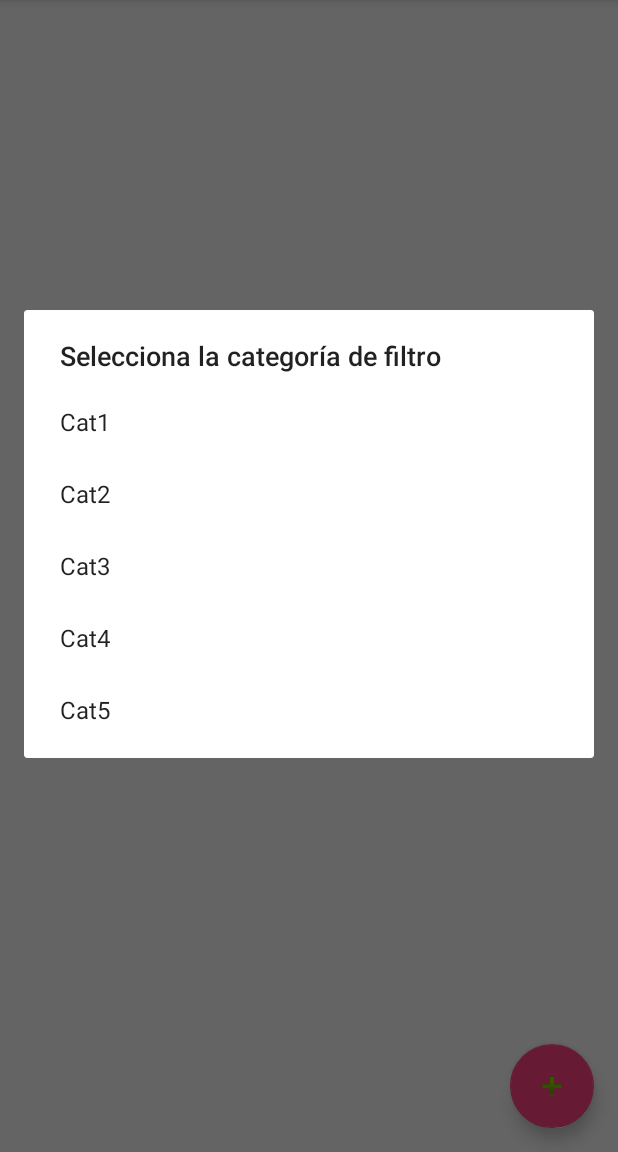
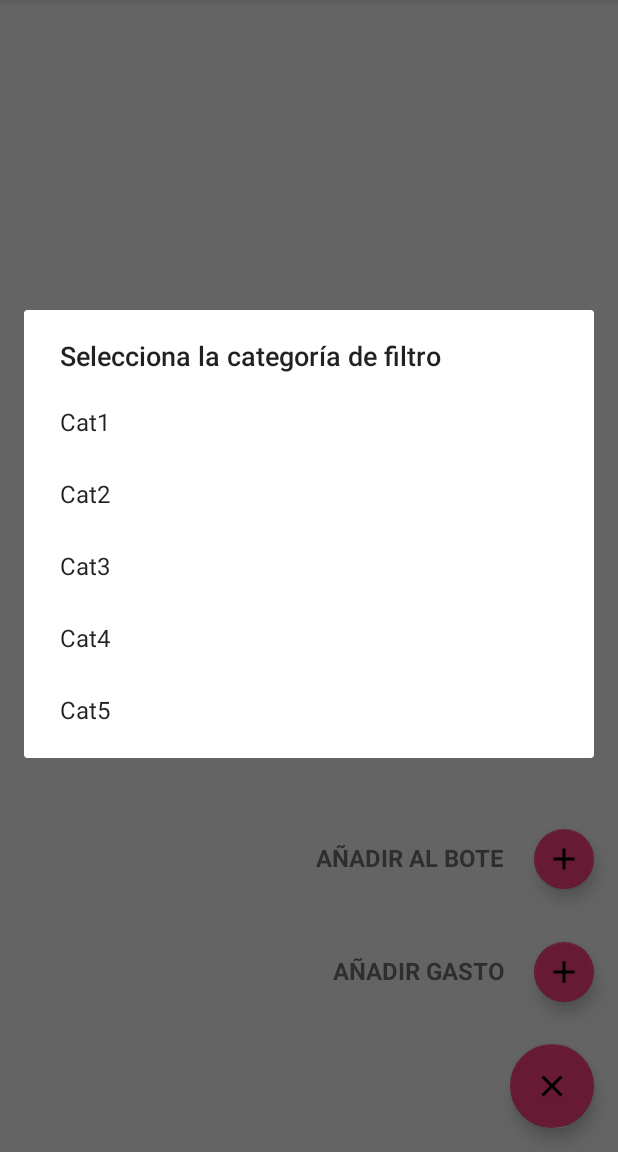
Before and after one commit to Ibericoders/Control-Gastos, an Android app: the screen it shows after launch (MainActivity), in the options menu, after a tap on "Filtrar", on a phone screen of 412 x 824 dp, the part 84-1236 px from its top. Run offline under Robolectric (Android 15) with nearby library versions, the phone set to English and light mode, and no system bars.

Commit message:
Mejorada UI, Preparación para añadir el Bote, Limpieza de código

```diff
--- a/app/build.gradle
+++ b/app/build.gradle
@@ -10,6 +10,7 @@ android {
         versionCode 1
         versionName "1.0"
         testInstrumentationRunner "android.support.test.runner.AndroidJUnitRunner"
+        android.defaultConfig.vectorDrawables.useSupportLibrary=true
     }
     buildTypes {
         release {
--- a/app/src/main/java/com/ibericoders/controlgastos/MainActivity.java
+++ b/app/src/main/java/com/ibericoders/controlgastos/MainActivity.java
@@ -10,6 +10,7 @@ import android.os.AsyncTask;
 import android.os.Build;
 import android.os.Environment;
 import android.os.Parcel;
+import android.support.design.widget.FloatingActionButton;
 import android.support.v4.app.ActivityCompat;
 import android.support.v4.content.ContextCompat;
 import android.support.v7.app.AlertDialog;
@@ -42,7 +43,8 @@ public class MainActivity extends AppCompatActivity {
     GestionGastos ggastos;
     CardView exportar;
     EditText em_exp;
-    TextView filtro;
+    TextView filtro,tvfab2,tvfab3;
+    FloatingActionButton fab1,fab2,fab3;
     int CHOOSE_FILE_REQUESTCODE=15;
 
     @Override
@@ -55,7 +57,16 @@ public class MainActivity extends AppCompatActivity {
         exportar=(CardView)this.findViewById(R.id.cv_exportar);
         em_exp=(EditText)this.findViewById(R.id.edt_emailExportar);
         filtro=(TextView)this.findViewById(R.id.tv_filtroGasto);
-        filtro.setVisibility(View.INVISIBLE);
+        filtro.setVisibility(View.GONE);
+        fab1=(FloatingActionButton)this.findViewById(R.id.fabPrincipal);
+        fab2=(FloatingActionButton)this.findViewById(R.id.fabsub1);
+        fab2.setVisibility(View.GONE);
+        fab3=(FloatingActionButton)this.findViewById(R.id.fabsub2);
+        fab3.setVisibility(View.GONE);
+        tvfab2=(TextView)this.findViewById(R.id.tv_fabsub1);
+        tvfab2.setVisibility(View.GONE);
+        tvfab3=(TextView)this.findViewById(R.id.tv_fabsub2);
+        tvfab3.setVisibility(View.GONE);
     }
 
     @Override
@@ -144,6 +155,31 @@ public class MainActivity extends AppCompatActivity {
     public void nuevo(View v){
         Intent intent=new Intent(this,NuevoGastoActivity.class);
         this.startActivity(intent);
+    }
+
+    public void desplegar(View v){
+        //Filtro de pulsaciones(Abrir/Cerrar)
+        if(fab2.getVisibility()==View.GONE){
+            //Activar dos subbotones/textos
+            fab2.setVisibility(View.VISIBLE);
+            fab3.setVisibility(View.VISIBLE);
+            tvfab2.setVisibility(View.VISIBLE);
+            tvfab3.setVisibility(View.VISIBLE);
+            //Cambiar imagen boton principal
+            fab1.setImageResource(R.drawable.ic_cerrar);
+            //Oscurecer pantalla
+        }else if(fab2.getVisibility()==View.VISIBLE){
+            //Volver al inicio
+            //Desactivar dos subbotones/textos
+            fab2.setVisibility(View.GONE);
+            fab3.setVisibility(View.GONE);
+            tvfab2.setVisibility(View.GONE);
+            tvfab3.setVisibility(View.GONE);
+            //Cambiar imagen boton principal
+            fab1.setImageResource(R.drawable.ic_anadir);
+
+        }
+
     }
 
     public void empezarProceso(){
--- a/app/src/main/java/com/ibericoders/controlgastos/NuevoGastoActivity.java
+++ b/app/src/main/java/com/ibericoders/controlgastos/NuevoGastoActivity.java
@@ -2,20 +2,15 @@ package com.ibericoders.controlgastos;
 
 import android.annotation.TargetApi;
 import android.app.DatePickerDialog;
-import android.database.DataSetObserver;
 import android.icu.util.Calendar;
 import android.support.v7.app.AppCompatActivity;
 import android.os.Bundle;
 import android.view.View;
-import android.view.ViewGroup;
 import android.widget.AdapterView;
 import android.widget.ArrayAdapter;
-import android.widget.Button;
 import android.widget.DatePicker;
 import android.widget.EditText;
 import android.widget.Spinner;
-import android.widget.SpinnerAdapter;
-import android.widget.TextView;
 import android.widget.Toast;
 
 public class NuevoGastoActivity extends AppCompatActivity {
@@ -39,14 +34,13 @@ public class NuevoGastoActivity extends AppCompatActivity {
         fecha=(EditText)this.findViewById(R.id.edt_fechaGasto);
         sp=(Spinner)this.findViewById(R.id.sp_categoriaGasto);
 
-        ArrayAdapter<String> adapter = new ArrayAdapter<String>(this, android.R.layout.simple_list_item_1, new String[]{"Cat1","Cat2","Cat3","Cat4","Cat5"});
+        ArrayAdapter<String> adapter = new ArrayAdapter<String>(this, android.R.layout.simple_list_item_1, new String[]{"Seleccione categoría...","Cat1","Cat2","Cat3","Cat4","Cat5"});
         sp.setAdapter(adapter);
 
         sp.setOnItemSelectedListener(new AdapterView.OnItemSelectedListener() {
             @Override
             public void onItemSelected(AdapterView<?> parent, View view, int position, long id) {
                 cat=parent.getSelectedItem().toString();
-                Toast.makeText(NuevoGastoActivity.this,parent.getSelectedItem().toString(),Toast.LENGTH_LONG).show();
             }
 
             @Override
@@ -82,7 +76,7 @@ public class NuevoGastoActivity extends AppCompatActivity {
         this.finish();
     }
     public void guardar(View v){
-        if(nombre.getText().length()>0 && descripcion.getText().length()>0 && cantidad.getText().length()>0 && fecha.getText().length()>0 && cat!=null){
+        if(nombre.getText().length()>0 && descripcion.getText().length()>0 && cantidad.getText().length()>0 && fecha.getText().length()>0 && cat!=null && !cat.equals("Seleccione categoría...")){
             Gasto g=new Gasto(nombre.getText().toString(),descripcion.getText().toString(),Double.parseDouble(cantidad.getText().toString()),fecha.getText().toString(),cat);
             if(!ggastos.comprobarGasto(g.getNombre())){
                 ggastos.guardarNuevoGasto(g);
--- /dev/null
+++ b/app/src/main/res/drawable/ic_anadir.xml
@@ -0,0 +1,9 @@
+<vector xmlns:android="http://schemas.android.com/apk/res/android"
+        android:width="24dp"
+        android:height="24dp"
+        android:viewportWidth="24.0"
+        android:viewportHeight="24.0">
+    <path
+        android:fillColor="#FF000000"
+        android:pathData="M19,13h-6v6h-2v-6H5v-2h6V5h2v6h6v2z"/>
+</vector>
--- /dev/null
+++ b/app/src/main/res/drawable/ic_cerrar.xml
@@ -0,0 +1,9 @@
+<vector xmlns:android="http://schemas.android.com/apk/res/android"
+        android:width="24dp"
+        android:height="24dp"
+        android:viewportWidth="24.0"
+        android:viewportHeight="24.0">
+    <path
+        android:fillColor="#FF000000"
+        android:pathData="M19,6.41L17.59,5 12,10.59 6.41,5 5,6.41 10.59,12 5,17.59 6.41,19 12,13.41 17.59,19 19,17.59 13.41,12z"/>
+</vector>
--- a/app/src/main/res/layout/activity_main.xml
+++ b/app/src/main/res/layout/activity_main.xml
@@ -38,21 +38,86 @@
     </LinearLayout>
 
     <android.support.design.widget.FloatingActionButton
-        android:id="@+id/floatingActionButton"
+        android:id="@+id/fabPrincipal"
         android:layout_width="wrap_content"
         android:layout_height="wrap_content"
+        android:layout_alignParentBottom="true"
+        android:layout_alignParentEnd="true"
+        android:layout_alignParentRight="true"
+        android:layout_gravity="end|bottom"
         android:layout_marginBottom="16dp"
         android:layout_marginLeft="16dp"
         android:layout_marginRight="16dp"
         android:layout_marginTop="16dp"
+        android:clickable="true"
+        android:onClick="desplegar"
+        app:fabSize="normal"
+        app:srcCompat="@drawable/ic_anadir" />
+
+    <android.support.design.widget.FloatingActionButton
+        android:id="@+id/fabsub1"
+        android:layout_width="wrap_content"
+        android:layout_height="wrap_content"
         android:layout_alignParentBottom="true"
         android:layout_alignParentEnd="true"
         android:layout_alignParentRight="true"
         android:layout_gravity="end|bottom"
+        android:layout_marginBottom="100dp"
+        android:layout_marginLeft="16dp"
+        android:layout_marginRight="16dp"
+        android:layout_marginTop="16dp"
         android:clickable="true"
         android:onClick="nuevo"
-        app:fabSize="normal"
-        app:srcCompat="@android:drawable/ic_input_add" />
+        app:fabSize="mini"
+        app:srcCompat="@drawable/ic_anadir" />
+
+    <TextView
+        android:id="@+id/tv_fabsub1"
+        android:layout_width="wrap_content"
+        android:layout_height="wrap_content"
+        android:layout_alignParentBottom="true"
+        android:layout_alignParentEnd="true"
+        android:layout_alignParentRight="true"
+        android:layout_gravity="end|bottom"
+        android:layout_marginBottom="110dp"
+        android:layout_marginLeft="16dp"
+        android:layout_marginRight="75dp"
+        android:layout_marginTop="16dp"
+        android:text="AÑADIR GASTO"
+        android:textSize="16sp"
+        android:textStyle="bold" />
+
+    <android.support.design.widget.FloatingActionButton
+        android:id="@+id/fabsub2"
+        android:layout_width="wrap_content"
+        android:layout_height="wrap_content"
+        android:layout_alignParentBottom="true"
+        android:layout_alignParentEnd="true"
+        android:layout_alignParentRight="true"
+        android:layout_gravity="end|bottom"
+        android:layout_marginBottom="175dp"
+        android:layout_marginLeft="16dp"
+        android:layout_marginRight="16dp"
+        android:layout_marginTop="16dp"
+        android:clickable="true"
+        app:fabSize="mini"
+        app:srcCompat="@drawable/ic_anadir" />
+
+    <TextView
+        android:id="@+id/tv_fabsub2"
+        android:layout_width="wrap_content"
+        android:layout_height="wrap_content"
+        android:text="AÑADIR AL BOTE"
+        android:textSize="16sp"
+        android:textStyle="bold"
+        android:layout_marginBottom="185dp"
+        android:layout_marginLeft="16dp"
+        android:layout_marginRight="75dp"
+        android:layout_marginTop="16dp"
+        android:layout_alignParentBottom="true"
+        android:layout_alignParentEnd="true"
+        android:layout_alignParentRight="true"
+        android:layout_gravity="end|bottom"/>
 
     <android.support.v7.widget.CardView
         android:id="@+id/cv_exportar"
--- a/app/src/main/res/layout/activity_nuevo_gasto.xml
+++ b/app/src/main/res/layout/activity_nuevo_gasto.xml
@@ -15,7 +15,7 @@
         android:id="@+id/til1"
         android:layout_width="fill_parent"
         android:layout_height="wrap_content">
-        <EditText
+        <android.support.design.widget.TextInputEditText
             android:id="@+id/edt_nombreGasto"
             android:layout_width="match_parent"
             android:layout_height="wrap_content"
@@ -34,7 +34,7 @@
         android:id="@+id/til2"
         android:layout_width="fill_parent"
         android:layout_height="wrap_content">
-        <EditText
+        <android.support.design.widget.TextInputEditText
             android:id="@+id/edt_descripcionGasto"
             android:layout_width="match_parent"
             android:layout_height="wrap_content"
@@ -54,7 +54,7 @@
         android:id="@+id/til3"
         android:layout_width="fill_parent"
         android:layout_height="wrap_content">
-        <EditText
+        <android.support.design.widget.TextInputEditText
             android:id="@+id/edt_cantidadGasto"
             android:layout_width="match_parent"
             android:layout_height="wrap_content"
@@ -73,7 +73,7 @@
         android:id="@+id/til4"
         android:layout_width="fill_parent"
         android:layout_height="wrap_content">
-        <EditText
+        <android.support.design.widget.TextInputEditText
             android:id="@+id/edt_fechaGasto"
             android:layout_width="match_parent"
             android:layout_height="wrap_content"
--- a/app/src/main/res/layout/tarjeta_gasto.xml
+++ b/app/src/main/res/layout/tarjeta_gasto.xml
@@ -16,6 +16,10 @@
         android:layout_height="match_parent"
         android:orientation="vertical">
 
+        <Space
+            android:layout_width="match_parent"
+            android:layout_height="10dp" />
+
         <TextView
             android:id="@+id/tv_nombreGasto"
             android:layout_width="match_parent"
@@ -24,6 +28,10 @@
             android:textAlignment="center"
             android:textSize="18sp"
             android:textStyle="bold" />
+
+        <Space
+            android:layout_width="match_parent"
+            android:layout_height="10dp" />
 
         <LinearLayout
             android:layout_width="match_parent"
@@ -91,8 +99,8 @@
                 android:layout_weight="1"
                 android:paddingLeft="16sp"
                 android:paddingRight="10sp"
-                android:text="Fecha"
-                android:textSize="16sp"/>
+                android:text="Fecha:"
+                android:textSize="16sp" />
 
             <TextView
                 android:id="@+id/tv_fechaGasto"
@@ -117,7 +125,7 @@
                 android:layout_weight="1"
                 android:paddingLeft="16sp"
                 android:paddingRight="10sp"
-                android:text="Categoría"
+                android:text="Categoría:"
                 android:textSize="16sp" />
 
             <TextView
@@ -131,5 +139,9 @@
                 android:textSize="16sp" />
         </LinearLayout>
 
+        <Space
+            android:layout_width="match_parent"
+            android:layout_height="10dp" />
+
     </LinearLayout>
 </android.support.v7.widget.CardView>
--- a/build.gradle
+++ b/build.gradle
@@ -6,6 +6,7 @@ buildscript {
     }
     dependencies {
         classpath 'com.android.tools.build:gradle:2.3.3'
+
 
         // NOTE: Do not place your application dependencies here; they belong
         // in the individual module build.gradle files
```
